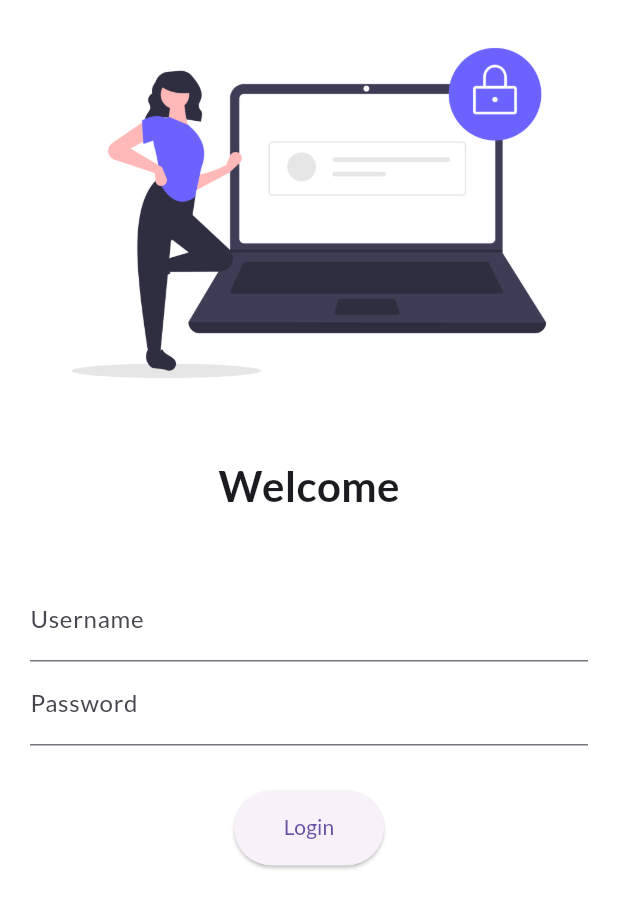
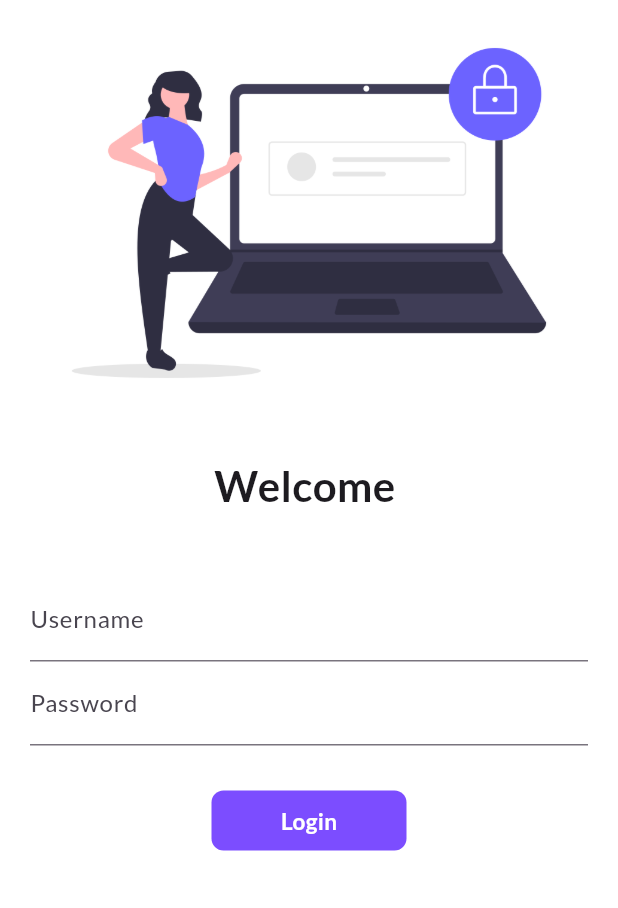
Before and after one commit to rajvardhant/flutter, a Flutter app: the screen it shows after launch, on a phone screen of 412 x 824 dp. Shown: the top 908 px of the screen. Run offline on Flutter 3.47's test engine with Material 3 defaults, Android fonts, the phone set to English and light mode, and no system bars; our stand-ins replace google_fonts.

Commit message:
sloving android error by github

```diff
--- a/lib/pages/login_page.dart
+++ b/lib/pages/login_page.dart
@@ -1,8 +1,16 @@
 import 'package:flutter/material.dart';
-import 'package:startgit/utils/routes.dart';
+// import 'package:startgit/utils/routes.dart';
 
-class LoginPage extends StatelessWidget {
+class LoginPage extends StatefulWidget {
   const LoginPage({super.key});
+
+  @override
+  State<LoginPage> createState() => _LoginPageState();
+}
+
+class _LoginPageState extends State<LoginPage> {
+
+  String name = "";
 
   @override
   Widget build(BuildContext context) {
@@ -18,8 +26,8 @@
               const SizedBox(
                 height: 20.0,
               ),
-              const Text(
-                "Welcome",
+              Text(
+                "Welcome $name",
                 style: TextStyle(fontSize: 28, fontWeight: FontWeight.bold),
               ),
               const SizedBox(
@@ -35,6 +43,12 @@
                         hintText: "Enter Username",
                         labelText: "Username",
                       ),
+                      onChanged: (value) {
+                        name = value;
+                        setState(() {
+                        });
+
+                      },
                     ),
                     TextFormField(
                       obscureText: true,
@@ -46,14 +60,29 @@
                     const SizedBox(
                       height: 30.0,
                     ),
-                    ElevatedButton(
-                      style: TextButton.styleFrom(minimumSize: Size(100, 50)),
-                      // ignore: avoid_print
-                      onPressed: () {
-                        Navigator.pushNamed(context, MyRoutes.homeRoute);
-                      },
-                      child: const Text("Login"),
-                    )
+                    Container(
+                      width: 130,
+                      height: 40,
+                      alignment: Alignment.center,
+                      // ignore: sort_child_properties_last
+                      child:
+                      Text("Login",
+                      style: TextStyle(
+                        color: Colors.white,fontWeight: FontWeight.bold,fontSize: 15),
+                        ),
+                      decoration: BoxDecoration(
+                        color: Colors.deepPurpleAccent,
+                        borderRadius: BorderRadius.circular(8)
+                      ),
+                    ),
+                    // ElevatedButton(
+                    //   style: TextButton.styleFrom(minimumSize: Size(100, 50)),
+                    //   // ignore: avoid_print
+                    //   onPressed: () {
+                    //     Navigator.pushNamed(context, MyRoutes.homeRoute);
+                    //   },
+                    //   child: const Text("Login"),
+                    // )
                   ],
                 ),
               )
```
Also changed, not shown: 3 other files.
